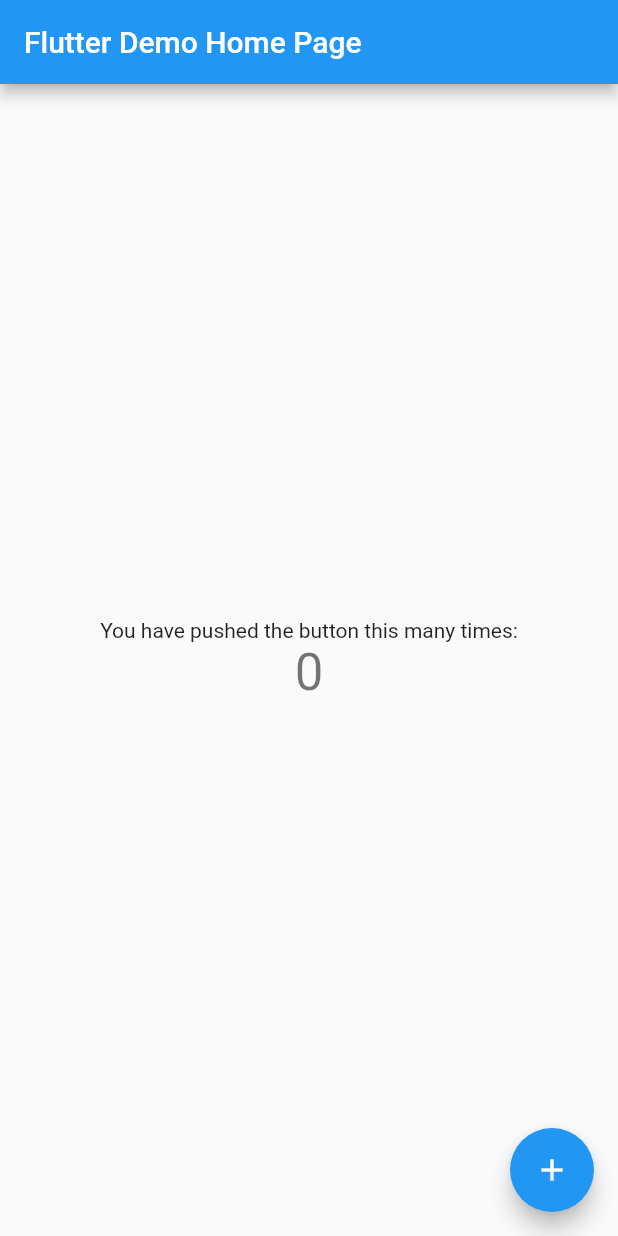
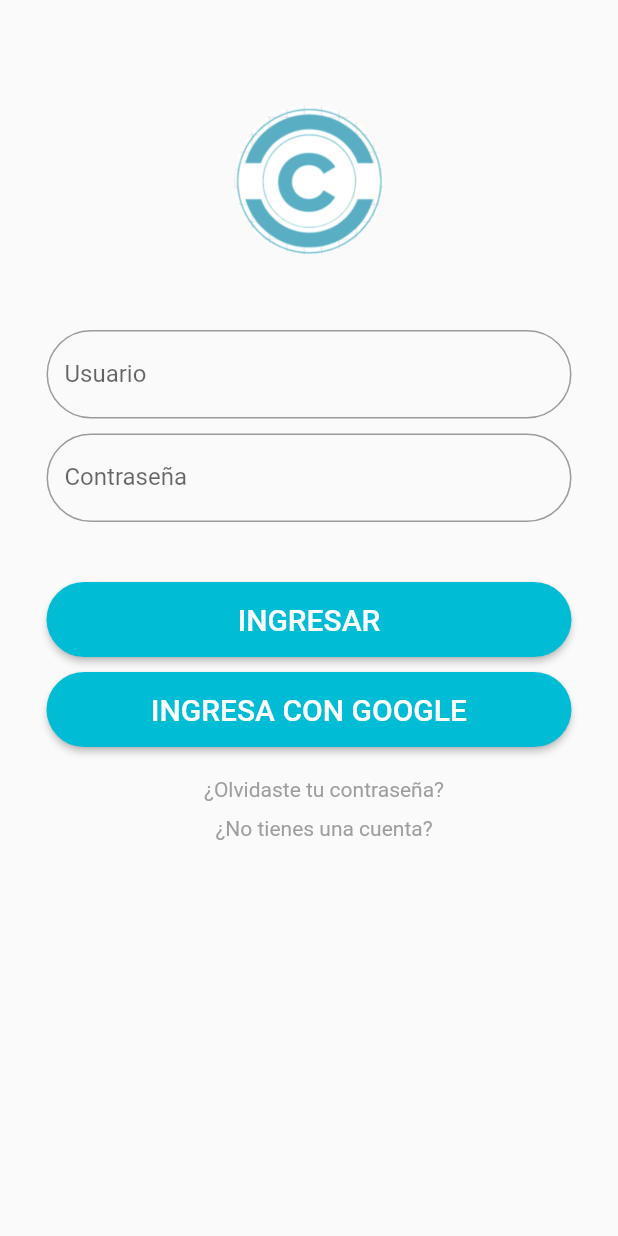
Before and after one commit to hmgarci/coworkingapp, a Flutter app: the screen it shows after launch, on a phone screen of 412 x 824 dp. Run offline on Flutter 3.47's test engine with Material 2 defaults, Android fonts, the phone set to English and light mode, and no system bars.

Commit message:
Termino el login de la app

```diff
--- /dev/null
+++ b/lib/autenticacion/login.dart
@@ -0,0 +1,15 @@
+import 'package:flutter/material.dart';
+import 'login_header.dart';
+import 'login_fields.dart';
+
+class Login extends StatelessWidget{
+  @override
+  Widget build(BuildContext context) {
+    return Column(
+      children: <Widget>[
+        LoginHeader(),
+        LoginField(),
+      ],
+    );
+  }
+}
--- /dev/null
+++ b/lib/autenticacion/login_fields.dart
@@ -0,0 +1,144 @@
+import 'package:flutter/material.dart';
+//import 'package:hexcolor/hexcolor.dart';
+
+class LoginField extends StatelessWidget{
+  @override
+  Widget build(BuildContext context) {
+    final forgotPassword=Column(
+      mainAxisAlignment: MainAxisAlignment.center,
+      children: <Widget>[
+        Container(
+          margin: EdgeInsets.only(
+            top: 20,
+            left: 20
+          ),
+          child: Column(
+            children: <Widget>[
+              Container(
+                child: Text(
+                    "¿Olvidaste tu contraseña?",
+                  style: TextStyle(
+                    color: Colors.grey
+                  ),
+                ),
+              ),
+              Container(
+                margin: EdgeInsets.only(
+                  top: 10
+                ),
+                child: Text(
+                    "¿No tienes una cuenta?",
+                  style: TextStyle(
+                      color: Colors.grey
+                  ),
+
+                ),
+              )
+            ],
+          ),
+        )
+      ],
+    );
+    final buttons=Column(
+      mainAxisAlignment: MainAxisAlignment.center,
+      children: <Widget>[
+        Container(
+          width: 350,
+          height: 50,
+          margin: EdgeInsets.only(
+              top:40
+          ),
+          child: RaisedButton(
+            child: Container(
+              child: Text(
+                "INGRESAR",
+                style: TextStyle(
+                  fontSize: 20,
+                  color: Colors.white
+                ),
+              ),
+            ),
+            color: Colors.cyan,
+            shape: RoundedRectangleBorder(
+              borderRadius: BorderRadius.circular(40),
+            ),
+            onPressed: () {},
+          ),
+        ),
+        Container(
+          width: 350,
+          height: 50,
+          margin: EdgeInsets.only(
+              top:10
+          ),
+          child: RaisedButton(
+            child: Container(
+              child: Text(
+                "INGRESA CON GOOGLE",
+                style: TextStyle(
+                    fontSize: 20,
+                    color: Colors.white
+                ),
+              ),
+            ),
+            color: Colors.cyan,
+            shape: RoundedRectangleBorder(
+              borderRadius: BorderRadius.circular(40),
+            ),
+            onPressed: () {},
+          ),
+        )
+      ],
+
+    );
+
+    final loginFields=Column(
+      mainAxisAlignment: MainAxisAlignment.center,
+      children: <Widget>[
+        Container(
+          margin: EdgeInsets.only(
+            top: 50
+        ),
+          width: 350,
+          child: TextField(
+            cursorColor: Colors.cyan,
+            decoration: InputDecoration(
+              border: OutlineInputBorder(
+                borderRadius: BorderRadius.all(
+                  Radius.circular(40)
+                )
+              ),
+              labelText: 'Usuario',
+            ),
+          ),
+        ),
+        Container(
+          margin: EdgeInsets.only(
+              top: 10
+          ),
+          width: 350,
+          child: TextField(
+            cursorColor: Colors.cyan,
+            obscureText: true,
+            decoration: InputDecoration(
+              border: OutlineInputBorder(
+                  borderRadius: BorderRadius.all(
+                      Radius.circular(40)
+                  )
+              ),
+              labelText: 'Contraseña',
+            ),
+          ),
+        )
+      ],
+    );
+    return Column(
+      children: <Widget>[
+        loginFields,
+        buttons,
+        forgotPassword
+      ],
+    );
+  }
+
+}
--- /dev/null
+++ b/lib/autenticacion/login_header.dart
@@ -0,0 +1,17 @@
+import 'package:flutter/material.dart';
+
+class LoginHeader extends StatelessWidget {
+  @override
+  Widget build(BuildContext context) {
+
+    return Container(
+      child: Image.asset("assets/images/logoCoworkingpng.png"),
+      height: 100,
+      alignment: Alignment.center,
+      margin: EdgeInsets.only(
+        top: 70,
+      ),
+    );
+  }
+
+}
--- a/lib/main.dart
+++ b/lib/main.dart
@@ -1,4 +1,5 @@
 import 'package:flutter/material.dart';
+import 'package:coworking_app/autenticacion/Login.dart';
 
 void main() {
   runApp(MyApp());
@@ -11,107 +12,21 @@
     return MaterialApp(
       title: 'Flutter Demo',
       theme: ThemeData(
-        // This is the theme of your application.
-        //
-        // Try running your application with "flutter run". You'll see the
-        // application has a blue toolbar. Then, without quitting the app, try
-        // changing the primarySwatch below to Colors.green and then invoke
-        // "hot reload" (press "r" in the console where you ran "flutter run",
-        // or simply save your changes to "hot reload" in a Flutter IDE).
-        // Notice that the counter didn't reset back to zero; the application
-        // is not restarted.
         primarySwatch: Colors.blue,
-        // This makes the visual density adapt to the platform that you run
-        // the app on. For desktop platforms, the controls will be smaller and
-        // closer together (more dense) than on mobile platforms.
         visualDensity: VisualDensity.adaptivePlatformDensity,
       ),
-      home: MyHomePage(title: 'Flutter Demo Home Page'),
+    home: Scaffold(
+      body: SingleChildScrollView(
+        child: Column(
+          children: <Widget>[
+            Login()
+          ],
+        ),
+      )
+
+    )
+
+
     );
   }
 }
-
-class MyHomePage extends StatefulWidget {
-  MyHomePage({Key key, this.title}) : super(key: key);
-
-  // This widget is the home page of your application. It is stateful, meaning
-  // that it has a State object (defined below) that contains fields that affect
-  // how it looks.
-
-  // This class is the configuration for the state. It holds the values (in this
-  // case the title) provided by the parent (in this case the App widget) and
-  // used by the build method of the State. Fields in a Widget subclass are
-  // always marked "final".
-
-  final String title;
-
-  @override
-  _MyHomePageState createState() => _MyHomePageState();
-}
-
-class _MyHomePageState extends State<MyHomePage> {
-  int _counter = 0;
-
-  void _incrementCounter() {
-    setState(() {
-      // This call to setState tells the Flutter framework that something has
-      // changed in this State, which causes it to rerun the build method below
-      // so that the display can reflect the updated values. If we changed
-      // _counter without calling setState(), then the build method would not be
-      // called again, and so nothing would appear to happen.
-      _counter++;
-    });
-  }
-
-  @override
-  Widget build(BuildContext context) {
-    // This method is rerun every time setState is called, for instance as done
-    // by the _incrementCounter method above.
-    //
-    // The Flutter framework has been optimized to make rerunning build methods
-    // fast, so that you can just rebuild anything that needs updating rather
-    // than having to individually change instances of widgets.
-    return Scaffold(
-      appBar: AppBar(
-        // Here we take the value from the MyHomePage object that was created by
-        // the App.build method, and use it to set our appbar title.
-        title: Text(widget.title),
-      ),
-      body: Center(
-        // Center is a layout widget. It takes a single child and positions it
-        // in the middle of the parent.
-        child: Column(
-          // Column is also a layout widget. It takes a list of children and
-          // arranges them vertically. By default, it sizes itself to fit its
-          // children horizontally, and tries to be as tall as its parent.
-          //
-          // Invoke "debug painting" (press "p" in the console, choose the
-          // "Toggle Debug Paint" action from the Flutter Inspector in Android
-          // Studio, or the "Toggle Debug Paint" command in Visual Studio Code)
-          // to see the wireframe for each widget.
-          //
-          // Column has various properties to control how it sizes itself and
-          // how it positions its children. Here we use mainAxisAlignment to
-          // center the children vertically; the main axis here is the vertical
-          // axis because Columns are vertical (the cross axis would be
-          // horizontal).
-          mainAxisAlignment: MainAxisAlignment.center,
-          children: <Widget>[
-            Text(
-              'You have pushed the button this many times:',
-            ),
-            Text(
-              '$_counter',
-              style: Theme.of(context).textTheme.headline4,
-            ),
-          ],
-        ),
-      ),
-      floatingActionButton: FloatingActionButton(
-        onPressed: _incrementCounter,
-        tooltip: 'Increment',
-        child: Icon(Icons.add),
-      ), // This trailing comma makes auto-formatting nicer for build methods.
-    );
-  }
-}
--- a/pubspec.yaml
+++ b/pubspec.yaml
@@ -38,6 +38,8 @@
 
 # The following section is specific to Flutter.
 flutter:
+  assets:
+    - assets/images/logoCoworkingpng.png
 
   # The following line ensures that the Material Icons font is
   # included with your application, so that you can use the icons in
```
Also changed, not shown: assets/images/logoCoworkingpng.png (added).
